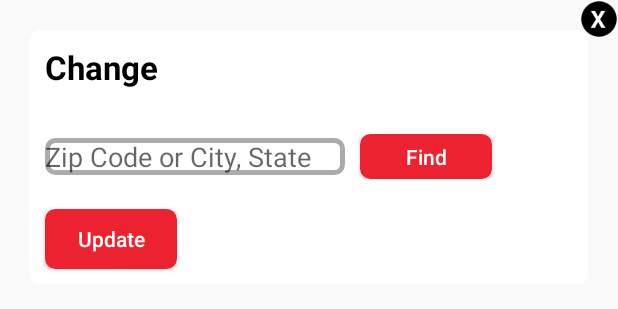
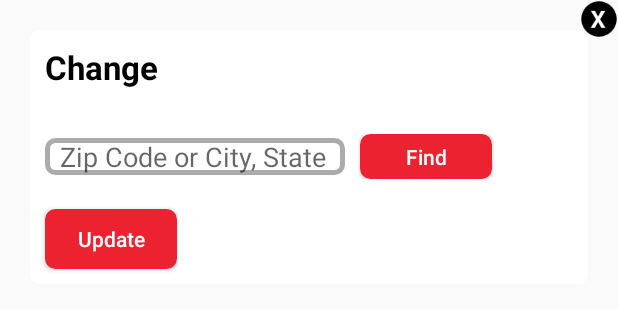
Before and after one commit to IMiMineDigital/Fareway, an Android app: the layout change_store_popup.xml on its own in the app's theme, with its tools: preview values and no code run, on a phone screen of 412 x 824 dp. Shown: the top 309 px of the screen. Run offline under Robolectric (Android 15) with nearby library versions, the phone set to English and light mode, and no system bars; network calls fail; Roboto replaces fonts that are not available here.

Commit message:
some ui modification.

```diff
--- a/app/src/main/res/layout/change_store_popup.xml
+++ b/app/src/main/res/layout/change_store_popup.xml
@@ -60,6 +60,8 @@
                 android:hint="@string/zip_cod"
                 android:layout_centerVertical="true"
                 android:inputType="text"
+                android:includeFontPadding="true"
+                android:paddingLeft="10dp"
                 android:background="@drawable/edit_text_background"/>
 
             <Button
```
